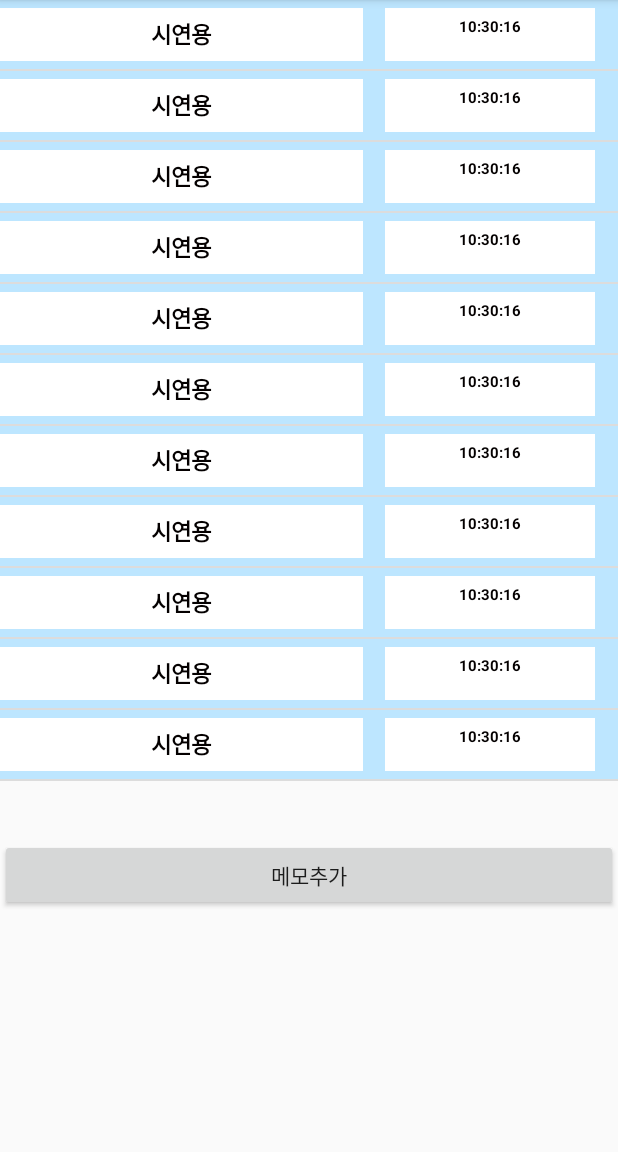
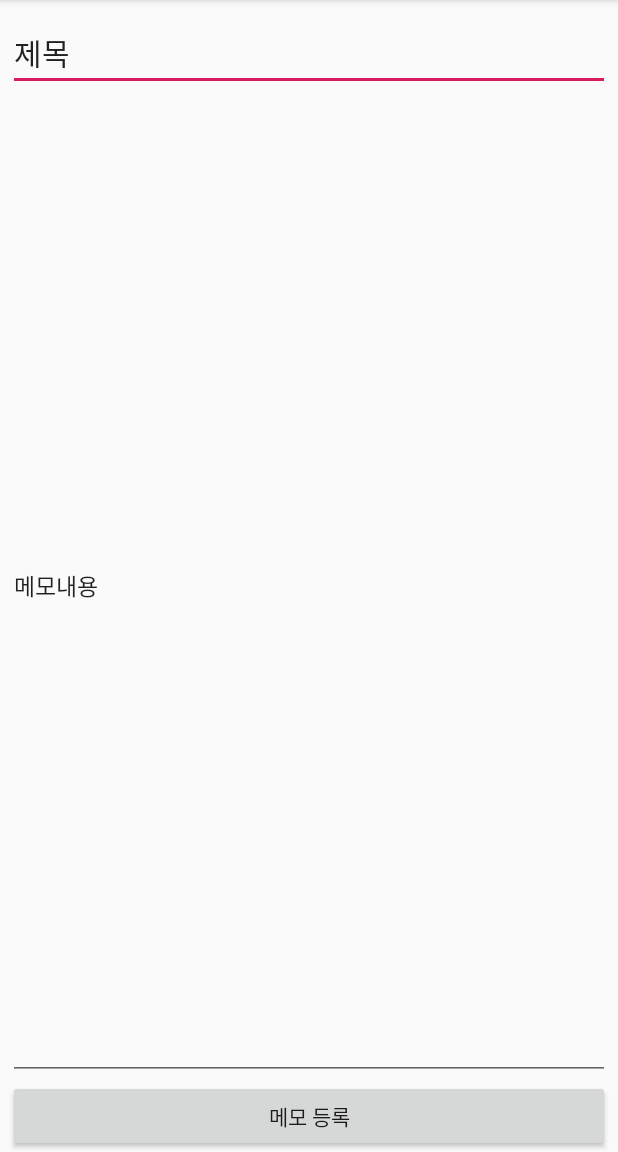
Before and after one commit to groovejumat/MyStudyHelper, an Android app: the MemomainActivity screen opened directly, with no data from a screen before it, after a tap on "메모추가", on a phone screen of 412 x 824 dp, the part 84-1236 px from its top. Run offline under Robolectric (Android 15) with nearby library versions, the phone set to English and light mode, and no system bars.

Commit message:
commit 1

```diff
--- a/SampleRelativeLayout/app/src/main/java/org/techtown/samplerelativelayout/MemomainActivity.java
+++ b/SampleRelativeLayout/app/src/main/java/org/techtown/samplerelativelayout/MemomainActivity.java
@@ -141,8 +141,8 @@ public class MemomainActivity extends AppCompatActivity{
         buttonInsertA.setOnClickListener(new View.OnClickListener(){
             @Override
             public void onClick(View view) {
-//                Intent intent = new Intent(getApplicationContext(),AddmemoActivity.class); // 다음 넘어갈 클래스 지정
-//                startActivityForResult(intent,1); // 다음 화면으로 넘어간다
+                Intent intent = new Intent(getApplicationContext(),AddmemoActivity.class); // 다음 넘어갈 클래스 지정
+                startActivityForResult(intent,1); // 다음 화면으로 넘어간다
             }
         });
     }
--- a/SampleRelativeLayout/app/src/main/res/layout/activity_addmemo.xml
+++ b/SampleRelativeLayout/app/src/main/res/layout/activity_addmemo.xml
@@ -1,6 +1,44 @@
 <?xml version="1.0" encoding="utf-8"?>
 <LinearLayout xmlns:android="http://schemas.android.com/apk/res/android"
-    android:orientation="vertical" android:layout_width="match_parent"
-    android:layout_height="match_parent">
+    xmlns:app="http://schemas.android.com/apk/res-auto"
+    xmlns:tools="http://schemas.android.com/tools"
+    android:id="@+id/linearLayout3"
+    android:layout_width="match_parent"
+    android:layout_height="match_parent"
+    android:orientation="vertical">
+
+    <EditText
+        android:id="@+id/memo_title"
+        android:layout_width="match_parent"
+        android:layout_height="wrap_content"
+        android:layout_marginLeft="5dp"
+        android:layout_marginTop="10dp"
+        android:layout_marginRight="5dp"
+        android:layout_marginBottom="0dp"
+        android:ems="10"
+        android:inputType="textPersonName"
+        android:text="제목"
+        android:textSize="20dp" />
+
+    <EditText
+        android:id="@+id/memo_context"
+        android:layout_width="match_parent"
+        android:layout_height="wrap_content"
+        android:layout_marginLeft="5dp"
+        android:layout_marginRight="5dp"
+        android:layout_weight="8"
+        android:ems="10"
+        android:inputType="textPersonName"
+        android:singleLine="false"
+        android:text="메모내용"
+        android:textSize="15sp" />
+
+    <Button
+        android:id="@+id/addconfirm"
+        android:layout_width="match_parent"
+        android:layout_height="wrap_content"
+        android:layout_marginLeft="5dp"
+        android:layout_marginRight="5dp"
+        android:text="메모 등록" />
 
 </LinearLayout>
```
